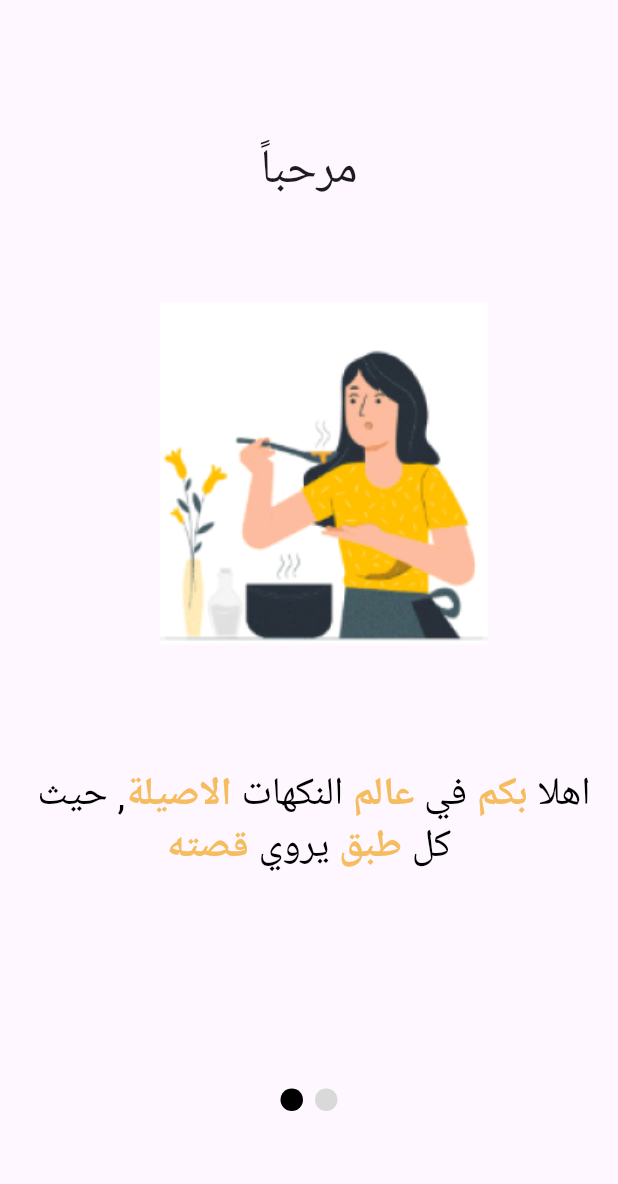
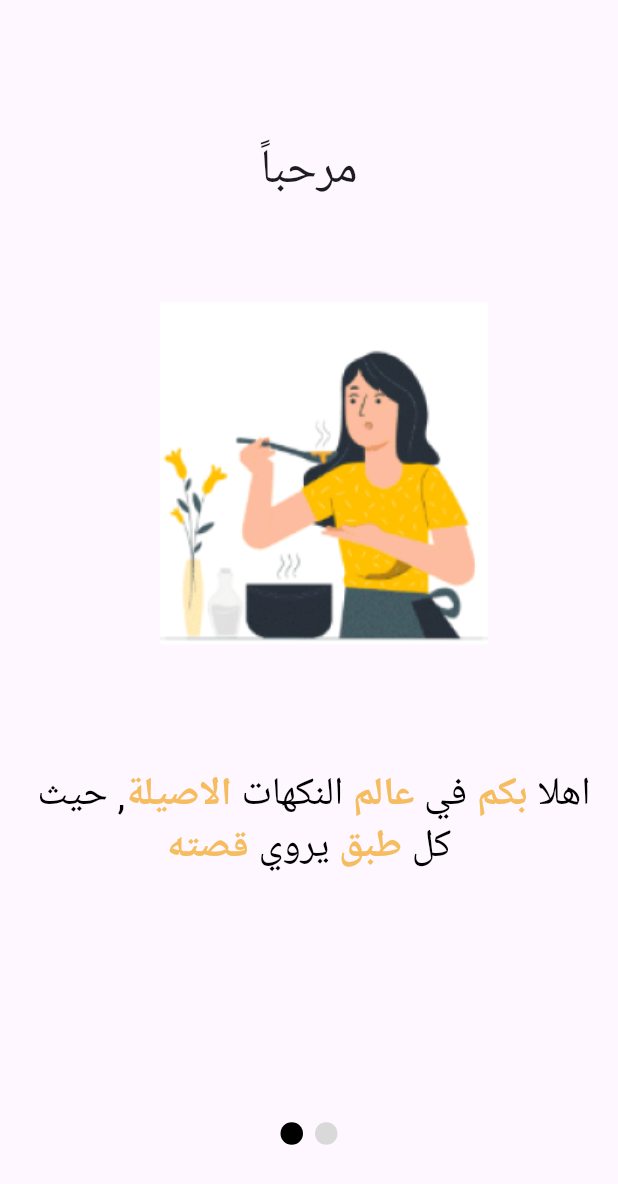
Before and after one commit to mom-food/momFood, a Flutter app: the screen it shows after launch, on a phone screen of 412 x 824 dp. Shown: the top 1184 px of the screen. Run offline on Flutter 3.47's test engine with Material 3 defaults, Android fonts, the phone set to English and light mode, and no system bars; drawn by our look-alikes of smooth_page_indicator.

Commit message:
Update OnBoarding1.dart

```diff
--- a/app/lib/View/Screens/OnBoarding1.dart
+++ b/app/lib/View/Screens/OnBoarding1.dart
@@ -102,7 +102,7 @@ class _Onboarding1State extends State<Onboarding1> {
               SizedBox(height: 90),
               Expanded(
                 child: Padding(
-                  padding: const EdgeInsets.only(bottom: 45),
+                  padding: const EdgeInsets.only(bottom: 0),
                   child: PageIndicator(
                     controller: _pageController,
                     count: 2,
```
